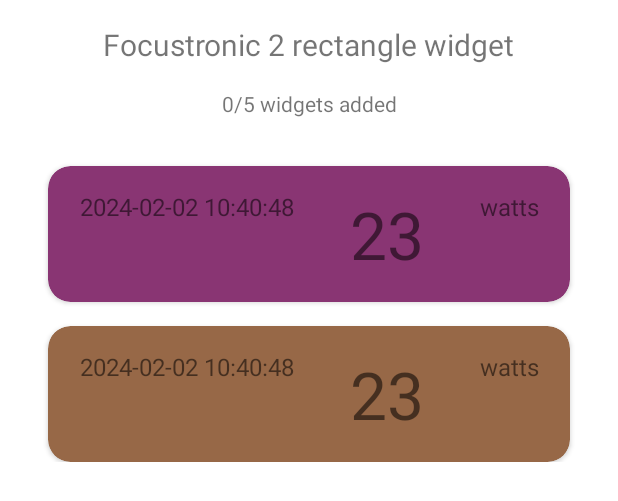
After one commit to adisingh925/Reef, an Android app: the layout focustronic_2_rectangle_widget.xml on its own in the app's theme, with its tools: preview values and no code run, on a phone screen of 412 x 824 dp. The commit adds this screen. Shown: the top 501 px of the screen. Run offline under Robolectric (Android 15) with nearby library versions, the phone set to English and light mode, and no system bars.

Commit message:
custom widgets done

```diff
--- /dev/null
+++ b/app/src/main/res/layout/focustronic_2_rectangle_widget.xml
@@ -0,0 +1,38 @@
+<?xml version="1.0" encoding="utf-8"?>
+<androidx.constraintlayout.widget.ConstraintLayout xmlns:android="http://schemas.android.com/apk/res/android"
+    android:layout_width="match_parent"
+    android:layout_height="wrap_content"
+    xmlns:app="http://schemas.android.com/apk/res-auto">
+
+    <TextView
+        android:id="@+id/item_heading"
+        app:layout_constraintLeft_toLeftOf="parent"
+        app:layout_constraintRight_toRightOf="parent"
+        app:layout_constraintTop_toTopOf="parent"
+        android:text="Focustronic 2 rectangle widget"
+        android:textSize="20sp"
+        android:layout_marginTop="@dimen/medium_margin"
+        android:layout_width="wrap_content"
+        android:layout_height="wrap_content"/>
+
+    <TextView
+        android:id="@+id/item_subheading"
+        app:layout_constraintTop_toBottomOf="@id/item_heading"
+        app:layout_constraintLeft_toLeftOf="parent"
+        app:layout_constraintRight_toRightOf="parent"
+        android:layout_marginTop="@dimen/medium_margin"
+        android:text="0/5 widgets added"
+        android:layout_width="wrap_content"
+        android:layout_height="wrap_content"/>
+
+    <include android:id="@+id/preview_card"
+        app:layout_constraintLeft_toLeftOf="parent"
+        app:layout_constraintRight_toRightOf="parent"
+        app:layout_constraintBottom_toBottomOf="parent"
+        android:layout_margin="16dp"
+        app:layout_constraintTop_toBottomOf="@id/item_subheading"
+        layout="@layout/two_rectangle_widget"
+        android:layout_width="match_parent"
+        android:layout_height="wrap_content" />
+
+</androidx.constraintlayout.widget.ConstraintLayout>
--- /dev/null
+++ b/app/src/main/res/layout/two_rectangle_widget.xml
@@ -0,0 +1,117 @@
+<?xml version="1.0" encoding="utf-8"?>
+<androidx.constraintlayout.widget.ConstraintLayout xmlns:android="http://schemas.android.com/apk/res/android"
+    android:layout_width="match_parent"
+    android:layout_height="match_parent"
+    xmlns:app="http://schemas.android.com/apk/res-auto">
+
+    <androidx.cardview.widget.CardView
+        android:id="@+id/card1"
+        app:layout_constraintTop_toTopOf="parent"
+        app:layout_constraintLeft_toLeftOf="parent"
+        app:layout_constraintRight_toRightOf="parent"
+        app:cardBackgroundColor="#893573"
+        android:layout_margin="@dimen/medium_margin"
+        app:cardCornerRadius="15dp"
+        app:cardElevation="@dimen/cardview_default_elevation"
+        android:layout_width="match_parent"
+        android:layout_height="wrap_content">
+
+        <androidx.constraintlayout.widget.ConstraintLayout
+            android:layout_width="match_parent"
+            android:layout_height="match_parent">
+
+            <TextView
+                android:id="@+id/timestamp"
+                app:layout_constraintVertical_chainStyle="packed"
+                android:layout_width="wrap_content"
+                app:layout_constraintLeft_toLeftOf="parent"
+                app:layout_constraintTop_toTopOf="parent"
+                android:layout_margin="16dp"
+                app:layout_constraintRight_toLeftOf="@id/value"
+                android:text="2024-02-02 10:40:48"
+                android:textSize="16sp"
+                android:layout_height="wrap_content"/>
+
+            <TextView
+                android:id="@+id/value"
+                app:layout_constraintLeft_toRightOf="@id/timestamp"
+                android:textSize="@dimen/heading_font_size"
+                android:text="23"
+                app:layout_constraintRight_toLeftOf="@id/unit"
+                app:layout_constraintBottom_toBottomOf="parent"
+                app:layout_constraintTop_toTopOf="parent"
+                android:layout_margin="@dimen/medium_margin"
+                android:layout_width="wrap_content"
+                android:layout_height="wrap_content"/>
+
+            <TextView
+                android:id="@+id/unit"
+                android:layout_width="wrap_content"
+                app:layout_constraintRight_toRightOf="parent"
+                app:layout_constraintTop_toTopOf="parent"
+                android:text="watts"
+                android:textSize="16sp"
+                app:layout_constraintLeft_toRightOf="@id/value"
+                android:layout_margin="@dimen/medium_margin"
+                android:layout_height="wrap_content"/>
+
+        </androidx.constraintlayout.widget.ConstraintLayout>
+
+    </androidx.cardview.widget.CardView>
+
+    <androidx.cardview.widget.CardView
+        android:id="@+id/card2"
+        app:layout_constraintTop_toBottomOf="@id/card1"
+        app:layout_constraintLeft_toLeftOf="parent"
+        app:layout_constraintRight_toRightOf="parent"
+        app:cardBackgroundColor="#976847"
+        android:layout_margin="@dimen/medium_margin"
+        app:cardCornerRadius="15dp"
+        app:cardElevation="@dimen/cardview_default_elevation"
+        android:layout_width="match_parent"
+        android:layout_height="wrap_content">
+
+        <androidx.constraintlayout.widget.ConstraintLayout
+            android:layout_width="match_parent"
+            android:layout_height="match_parent">
+
+            <TextView
+                android:id="@+id/card2_timestamp"
+                android:layout_width="wrap_content"
+
+                app:layout_constraintLeft_toLeftOf="parent"
+                app:layout_constraintTop_toTopOf="parent"
+                android:layout_margin="16dp"
+                app:layout_constraintRight_toLeftOf="@id/card2_value"
+                android:text="2024-02-02 10:40:48"
+                android:textSize="16sp"
+                android:layout_height="wrap_content"/>
+
+            <TextView
+                android:id="@+id/card2_value"
+                app:layout_constraintLeft_toRightOf="@id/card2_timestamp"
+                android:textSize="@dimen/heading_font_size"
+                android:text="23"
+                app:layout_constraintRight_toLeftOf="@id/card2_unit"
+                app:layout_constraintBottom_toBottomOf="parent"
+                app:layout_constraintTop_toTopOf="parent"
+                android:layout_margin="@dimen/medium_margin"
+                android:layout_width="wrap_content"
+                android:layout_height="wrap_content"/>
+
+            <TextView
+                android:id="@+id/card2_unit"
+                android:layout_width="wrap_content"
+                app:layout_constraintRight_toRightOf="parent"
+                app:layout_constraintTop_toTopOf="parent"
+                android:text="watts"
+                android:textSize="16sp"
+                app:layout_constraintLeft_toRightOf="@id/card2_value"
+                android:layout_margin="@dimen/medium_margin"
+                android:layout_height="wrap_content"/>
+
+        </androidx.constraintlayout.widget.ConstraintLayout>
+
+    </androidx.cardview.widget.CardView>
+
+</androidx.constraintlayout.widget.ConstraintLayout>
```
Also changed, not shown: app/src/main/java/app/android/damien/reef/fragments/AddWidgetScreen.kt (+12 -2 lines), app/src/main/java/app/android/damien/reef/fragments/FocustronicSelectWidgetScreen.kt (added, +41 -0 lines), app/src/main/java/app/android/damien/reef/fragments/SelectWidgetScreen.kt (deleted, +0 -26 lines), app/src/main/res/drawable/dotted_line.xml (added, +10 -0 lines), app/src/main/res/layout/custom_widget_layout.xml (+23 -1 lines), app/src/main/res/layout/focustronic_1_element_widget.xml (added, +38 -0 lines), app/src/main/res/layout/focustronic_select_widget_screen.xml (added, +74 -0 lines), app/src/main/res/layout/focustronic_single_value_type_1.xml (added, +38 -0 lines), app/src/main/res/layout/focustronic_single_value_type_2.xml (added, +38 -0 lines), app/src/main/res/layout/fragment_select_widget_screen.xml (deleted, +0 -14 lines), app/src/main/res/layout/single_value_type_1.xml (added, +57 -0 lines), app/src/main/res/layout/single_value_type_2.xml (added, +59 -0 lines), app/src/main/res/navigation/main_navigation.xml (+8 -0 lines).
